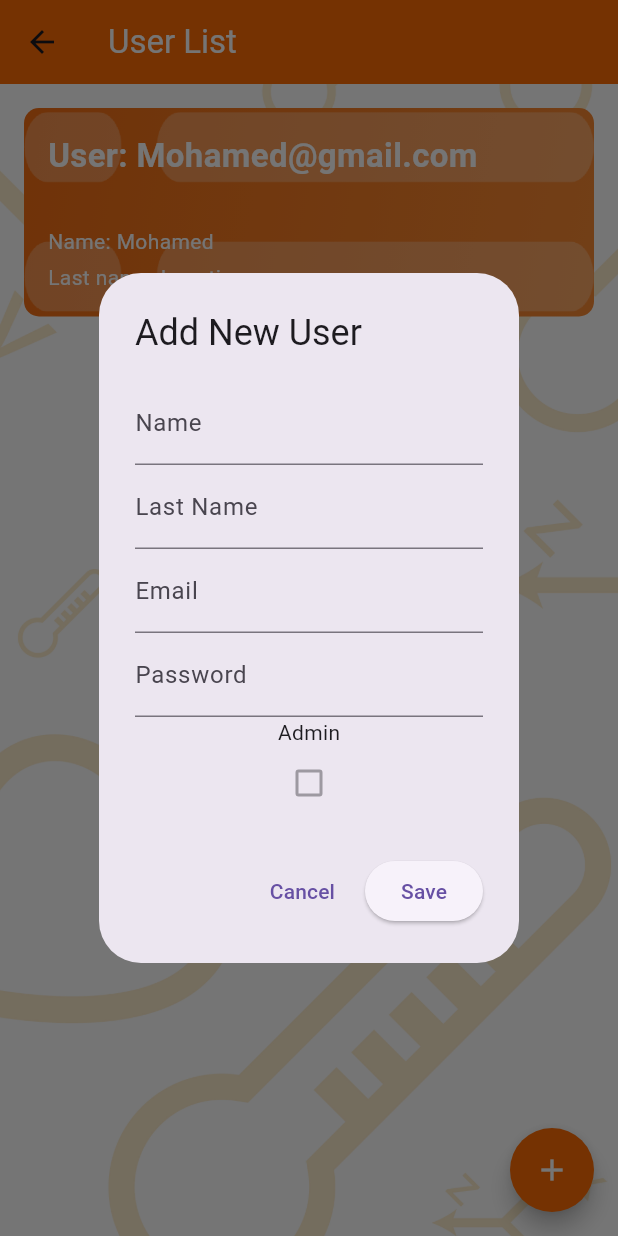
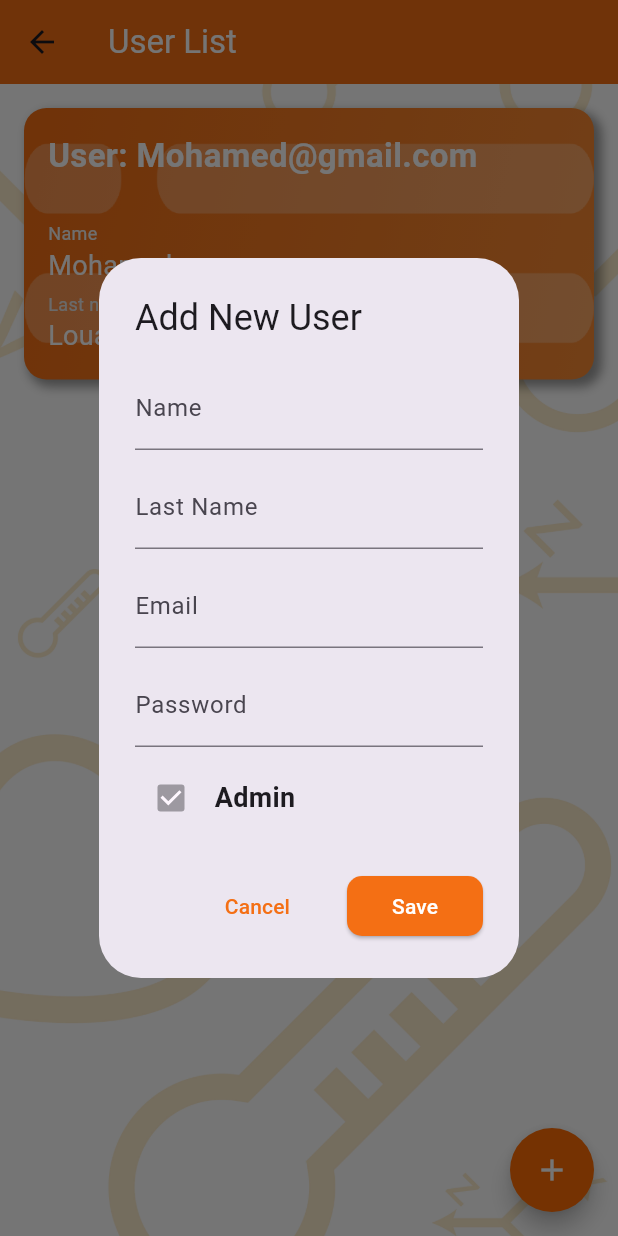
Before and after one commit to oussama117/FlutterIotProj, a Flutter app: the UserListScreen screen opened directly, after a tap on the "add" icon, on a phone screen of 412 x 824 dp. Run offline on Flutter 3.47's test engine with Material 3 defaults, Android fonts, the phone set to English and light mode, and no system bars.

Commit message:
color and list changes

```diff
--- /dev/null
+++ b/lib/pages/listitems.dart
@@ -0,0 +1,96 @@
+import 'package:flutter/material.dart';
+
+class ListItems extends StatelessWidget {
+  const ListItems({super.key});
+
+  @override
+  Widget build(BuildContext context) {
+    return Column(
+      crossAxisAlignment: CrossAxisAlignment.stretch,
+      children: [
+        Container(
+            width: double.infinity,
+            decoration: const BoxDecoration(
+              boxShadow: [
+                BoxShadow(
+                    color: Color.fromARGB(100, 0, 0, 0),
+                    offset: Offset(4.0, 4.0),
+                    blurRadius: 5.0,
+                    spreadRadius: 1.0),
+              ],
+              borderRadius: BorderRadius.all(Radius.circular(15)),
+              // color: Color.fromARGB(255, 255, 108, 4),
+              gradient: LinearGradient(
+                colors: [
+                  Color.fromARGB(255, 244, 111, 20),
+                  Color.fromARGB(255, 249, 138, 51),
+                ],
+                begin: Alignment.centerLeft,
+                end: Alignment.bottomRight,
+              ),
+              image: DecorationImage(
+                alignment: Alignment(2, 0),
+                image: AssetImage(
+                  "assets/listBack.png",
+                ),
+                fit: BoxFit.cover,
+              ),
+            ),
+            child: const Row(
+              children: [
+                Padding(
+                    padding: EdgeInsets.all(16.0),
+                    child: Column(
+                      crossAxisAlignment: CrossAxisAlignment.start,
+                      children: [
+                        Text(
+                          "User: Mohamed@gmail.com",
+                          style: TextStyle(
+                            color: Colors.white,
+                            fontWeight: FontWeight.bold,
+                            fontSize: 22.0,
+                          ),
+                        ),
+                        SizedBox(
+                          height: 28.0,
+                        ),
+                        Text(
+                          "Name",
+                          style: TextStyle(
+                            color: Color.fromARGB(255, 241, 241, 241),
+                            fontSize: 12,
+                          ),
+                        ),
+                        Text(
+                          "Mohamed",
+                          style: TextStyle(
+                            color: Colors.white,
+                            fontSize: 18,
+                          ),
+                        ),
+                        SizedBox(
+                          height: 4.0,
+                        ),
+                        Text(
+                          "Last name",
+                          style: TextStyle(
+                            color: Color.fromARGB(255, 230, 230, 230),
+                            fontSize: 12,
+                          ),
+                        ),
+                        Text(
+                          "Louati",
+                          style: TextStyle(
+                            color: Colors.white,
+                            fontSize: 18,
+                          ),
+                        ),
+                      ],
+                    ))
+              ],
+            )),
+        const SizedBox(height: 16.0),
+      ],
+    );
+  }
+}
--- a/lib/pages/navigation.dart
+++ b/lib/pages/navigation.dart
@@ -40,13 +40,14 @@ class _NavigationAppState extends State<NavigationApp> {
             fontWeight: FontWeight.bold,
           ),
         ),
-        backgroundColor: const Color.fromARGB(255, 255, 132, 45),
+        backgroundColor: const Color.fromARGB(255, 244, 111, 20),
       ),
       body: Container(
         height: double.infinity,
         width: double.infinity,
         decoration: const BoxDecoration(
           image: DecorationImage(
+            alignment: Alignment(50, 50),
             image: AssetImage('assets/background1.jpg'),
             fit: BoxFit.cover,
           ),
@@ -69,7 +70,7 @@ class _NavigationAppState extends State<NavigationApp> {
               ),
             ],
             currentIndex: _selectedIndex,
-            selectedItemColor: const Color.fromARGB(255, 255, 108, 4),
+            selectedItemColor: const Color.fromARGB(255, 244, 111, 20),
             onTap: _onItemTapped,
           ),
           backgroundColor: Colors.transparent,
--- a/lib/pages/profile.dart
+++ b/lib/pages/profile.dart
@@ -67,7 +67,7 @@ class ProfileScreen extends StatelessWidget {
                 },
                 child: const Text(
                   'Modify Account',
-                  style: TextStyle(color: Color.fromARGB(255, 255, 108, 4)),
+                  style: TextStyle(color: Color.fromARGB(255, 244, 111, 20)),
                 ),
               ),
               const SizedBox(height: 10.0),
@@ -87,7 +87,7 @@ class ProfileScreen extends StatelessWidget {
                 },
                 child: const Text('View User List',
                     style: TextStyle(
-                      color: Color.fromARGB(255, 255, 108, 4),
+                      color: Color.fromARGB(255, 244, 111, 20),
                     )),
               ),
             ],
--- a/lib/pages/userlist.dart
+++ b/lib/pages/userlist.dart
@@ -1,4 +1,5 @@
 import 'package:flutter/material.dart';
+import 'listitems.dart';
 
 class UserListScreen extends StatelessWidget {
   const UserListScreen({super.key});
@@ -23,73 +24,11 @@ class UserListScreen extends StatelessWidget {
                 color: Colors.white,
               ),
             ),
-            backgroundColor: const Color.fromARGB(255, 255, 108, 4),
+            backgroundColor: const Color.fromARGB(255, 244, 111, 20),
           ),
-          body: Padding(
-            padding: const EdgeInsets.all(16.0),
-            child: Column(
-              crossAxisAlignment: CrossAxisAlignment.stretch,
-              children: [
-                Container(
-                    width: double.infinity,
-                    decoration: const BoxDecoration(
-                      borderRadius: BorderRadius.all(Radius.circular(10)),
-                      // color: Color.fromARGB(255, 255, 108, 4),
-                      gradient: LinearGradient(
-                        colors: [
-                          Color.fromARGB(255, 244, 111, 20),
-                          Color.fromARGB(255, 249, 138, 51),
-                        ],
-                        begin: Alignment.centerLeft,
-                        end: Alignment.bottomRight,
-                      ),
-                      image: DecorationImage(
-                        image: AssetImage(
-                          "assets/listBack.png",
-                        ),
-                        fit: BoxFit.cover,
-                      ),
-                    ),
-                    child: const Row(
-                      children: [
-                        Padding(
-                            padding: EdgeInsets.all(16.0),
-                            child: Column(
-                              crossAxisAlignment: CrossAxisAlignment.start,
-                              children: [
-                                Text(
-                                  "User: Mohamed@gmail.com",
-                                  style: TextStyle(
-                                    color: Colors.white,
-                                    fontWeight: FontWeight.bold,
-                                    fontSize: 22.0,
-                                  ),
-                                ),
-                                SizedBox(
-                                  height: 32.0,
-                                ),
-                                Text(
-                                  "Name: Mohamed",
-                                  style: TextStyle(
-                                    color: Colors.white,
-                                  ),
-                                ),
-                                SizedBox(
-                                  height: 4.0,
-                                ),
-                                Text(
-                                  "Last name: Louati",
-                                  style: TextStyle(
-                                    color: Colors.white,
-                                  ),
-                                ),
-                              ],
-                            ))
-                      ],
-                    )),
-                const SizedBox(height: 16.0),
-              ],
-            ),
+          body: const Padding(
+            padding: EdgeInsets.all(16.0),
+            child: ListItems(),
           ),
           floatingActionButton: FloatingActionButton(
             onPressed: () {
@@ -101,41 +40,86 @@ class UserListScreen extends StatelessWidget {
                     content: const Column(
                       mainAxisAlignment: MainAxisAlignment.start,
                       mainAxisSize: MainAxisSize.min,
+                      crossAxisAlignment: CrossAxisAlignment.start,
                       children: [
                         TextField(
                           decoration: InputDecoration(labelText: 'Name'),
                         ),
+                        SizedBox(
+                          height: 10,
+                        ),
                         TextField(
                           decoration: InputDecoration(labelText: 'Last Name'),
+                        ),
+                        SizedBox(
+                          height: 10,
                         ),
                         TextField(
                           decoration: InputDecoration(labelText: 'Email'),
                           keyboardType: TextInputType.emailAddress,
                         ),
+                        SizedBox(
+                          height: 10,
+                        ),
                         TextField(
                           decoration: InputDecoration(labelText: 'Password'),
                           obscureText: true,
                         ),
-                        Text(
-                          "Admin",
-                          style: TextStyle(),
+                        SizedBox(
+                          height: 10,
                         ),
-                        Checkbox(value: false, onChanged: null),
+                        Row(
+                          children: [
+                            Checkbox(value: true, onChanged: null),
+                            SizedBox(
+                              width: 5,
+                            ),
+                            Text(
+                              "Admin",
+                              style: TextStyle(
+                                  fontWeight: FontWeight.bold, fontSize: 18),
+                            ),
+                          ],
+                        )
                       ],
                     ),
                     actions: [
                       TextButton(
+                        style: TextButton.styleFrom(
+                          shape: RoundedRectangleBorder(
+                            borderRadius: BorderRadius.circular(10),
+                          ),
+                          padding: const EdgeInsets.symmetric(
+                              vertical: 5.0, horizontal: 30),
+                        ),
                         onPressed: () {
                           Navigator.of(context).pop(); // Close the dialog
                         },
-                        child: const Text('Cancel'),
+                        child: const Text(
+                          'Cancel',
+                          style: TextStyle(
+                            color: Color.fromARGB(255, 244, 111, 20),
+                          ),
+                        ),
                       ),
                       ElevatedButton(
+                        style: ElevatedButton.styleFrom(
+                          shape: RoundedRectangleBorder(
+                            borderRadius: BorderRadius.circular(10),
+                          ),
+                          backgroundColor:
+                              const Color.fromARGB(255, 244, 111, 20),
+                          padding: const EdgeInsets.symmetric(
+                              vertical: 5, horizontal: 30),
+                        ),
                         onPressed: () {
                           // Handle adding new user logic
                           Navigator.of(context).pop(); // Close the dialog
                         },
-                        child: const Text('Save'),
+                        child: const Text(
+                          'Save',
+                          style: TextStyle(color: Colors.white),
+                        ),
                       ),
                     ],
                   );
```
